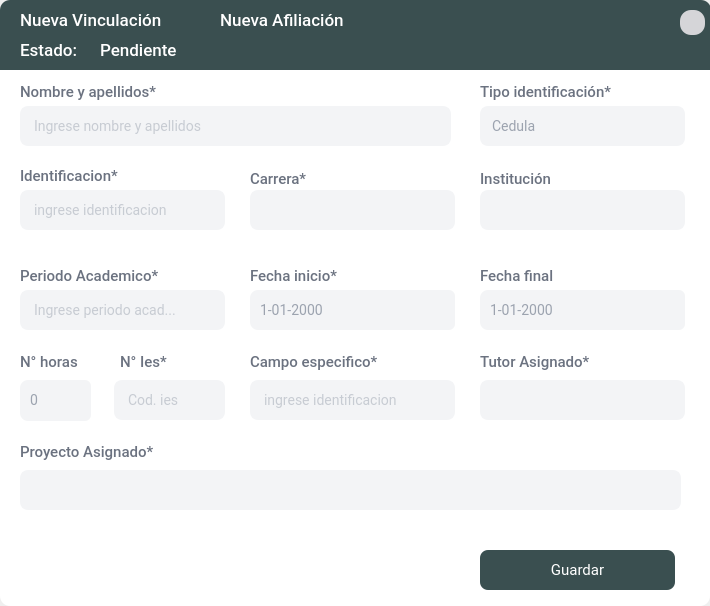
The window that App/source/ui_files/vinculacion_nuevo.ui (Bailon18/Vinculacion-desktop-python) describes before a commit, drawn with Qt 5.
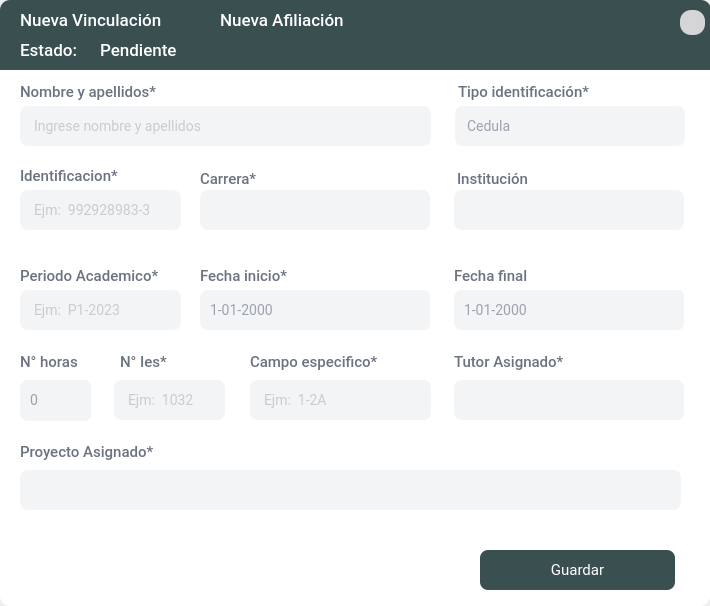
The same window after the commit. Icons and pictures are not drawn.

Diff of the .ui file:
```diff
--- a/App/source/ui_files/vinculacion_nuevo.ui
+++ b/App/source/ui_files/vinculacion_nuevo.ui
@@ -318,7 +318,7 @@
         <rect>
          <x>10</x>
          <y>36</y>
-         <width>431</width>
+         <width>411</width>
          <height>40</height>
         </rect>
        </property>
@@ -360,7 +360,7 @@
       <widget class="QLabel" name="lbl9">
        <property name="geometry">
         <rect>
-         <x>240</x>
+         <x>190</x>
          <y>97</y>
          <width>81</width>
          <height>21</height>
@@ -379,9 +379,9 @@
       <widget class="QComboBox" name="cbox_carrera">
        <property name="geometry">
         <rect>
-         <x>240</x>
+         <x>190</x>
          <y>120</y>
-         <width>205</width>
+         <width>230</width>
          <height>40</height>
         </rect>
        </property>
@@ -408,9 +408,9 @@
       <widget class="QDateEdit" name="fecha_inicio">
        <property name="geometry">
         <rect>
-         <x>240</x>
+         <x>190</x>
          <y>220</y>
-         <width>205</width>
+         <width>230</width>
          <height>40</height>
         </rect>
        </property>
@@ -430,7 +430,7 @@
       <widget class="QLabel" name="lbl9_2">
        <property name="geometry">
         <rect>
-         <x>470</x>
+         <x>448</x>
          <y>10</y>
          <width>131</width>
          <height>21</height>
@@ -454,16 +454,13 @@
         <rect>
          <x>10</x>
          <y>120</y>
-         <width>205</width>
+         <width>161</width>
          <height>40</height>
         </rect>
        </property>
        <property name="styleSheet">
         <string notr="true"/>
        </property>
-       <property name="text">
-        <string/>
-       </property>
        <property name="frame">
         <bool>true</bool>
        </property>
@@ -480,7 +477,7 @@
         <bool>false</bool>
        </property>
        <property name="placeholderText">
-        <string>ingrese identificacion</string>
+        <string>Ejm:  992928983-3</string>
        </property>
        <property name="cursorMoveStyle">
         <enum>Qt::LogicalMoveStyle</enum>
@@ -497,7 +494,7 @@
         <rect>
          <x>10</x>
          <y>220</y>
-         <width>205</width>
+         <width>161</width>
          <height>40</height>
         </rect>
        </property>
@@ -514,15 +511,15 @@
         <set>Qt::AlignLeading|Qt::AlignLeft|Qt::AlignVCenter</set>
        </property>
        <property name="placeholderText">
-        <string>Ingrese periodo acad...</string>
+        <string>Ejm:  P1-2023</string>
        </property>
       </widget>
       <widget class="QComboBox" name="cbo_tipo_identificacion">
        <property name="geometry">
         <rect>
-         <x>470</x>
+         <x>445</x>
          <y>36</y>
-         <width>205</width>
+         <width>230</width>
          <height>40</height>
         </rect>
        </property>
@@ -564,7 +561,7 @@
       <widget class="QLabel" name="label_96">
        <property name="geometry">
         <rect>
-         <x>240</x>
+         <x>190</x>
          <y>190</y>
          <width>161</width>
          <height>31</height>
@@ -577,9 +574,9 @@
       <widget class="QDateEdit" name="fecha_final">
        <property name="geometry">
         <rect>
-         <x>470</x>
+         <x>444</x>
          <y>220</y>
-         <width>205</width>
+         <width>230</width>
          <height>40</height>
         </rect>
        </property>
@@ -599,7 +596,7 @@
       <widget class="QLabel" name="label_97">
        <property name="geometry">
         <rect>
-         <x>470</x>
+         <x>444</x>
          <y>190</y>
          <width>161</width>
          <height>31</height>
@@ -630,7 +627,7 @@
         <rect>
          <x>240</x>
          <y>310</y>
-         <width>205</width>
+         <width>181</width>
          <height>40</height>
         </rect>
        </property>
@@ -647,7 +644,7 @@
         <set>Qt::AlignLeading|Qt::AlignLeft|Qt::AlignVCenter</set>
        </property>
        <property name="placeholderText">
-        <string>ingrese identificacion</string>
+        <string>Ejm:  1-2A</string>
        </property>
       </widget>
       <widget class="QLabel" name="lbl9_5">
@@ -672,7 +669,7 @@
       <widget class="QLabel" name="lbl5_2">
        <property name="geometry">
         <rect>
-         <x>470</x>
+         <x>444</x>
          <y>280</y>
          <width>151</width>
          <height>21</height>
@@ -691,9 +688,9 @@
       <widget class="QComboBox" name="cbo_tutor">
        <property name="geometry">
         <rect>
-         <x>470</x>
+         <x>444</x>
          <y>310</y>
-         <width>205</width>
+         <width>230</width>
          <height>40</height>
         </rect>
        </property>
@@ -701,7 +698,7 @@
       <widget class="QLabel" name="lbl9_3">
        <property name="geometry">
         <rect>
-         <x>470</x>
+         <x>447</x>
          <y>97</y>
          <width>101</width>
          <height>21</height>
@@ -720,9 +717,9 @@
       <widget class="QComboBox" name="cbo_institucion">
        <property name="geometry">
         <rect>
-         <x>470</x>
+         <x>444</x>
          <y>120</y>
-         <width>205</width>
+         <width>230</width>
          <height>40</height>
         </rect>
        </property>
@@ -811,7 +808,7 @@
         <set>Qt::AlignLeading|Qt::AlignLeft|Qt::AlignVCenter</set>
        </property>
        <property name="placeholderText">
-        <string>Cod. ies</string>
+        <string>Ejm:  1032</string>
        </property>
       </widget>
       <widget class="QLabel" name="lbl5_4">
```
